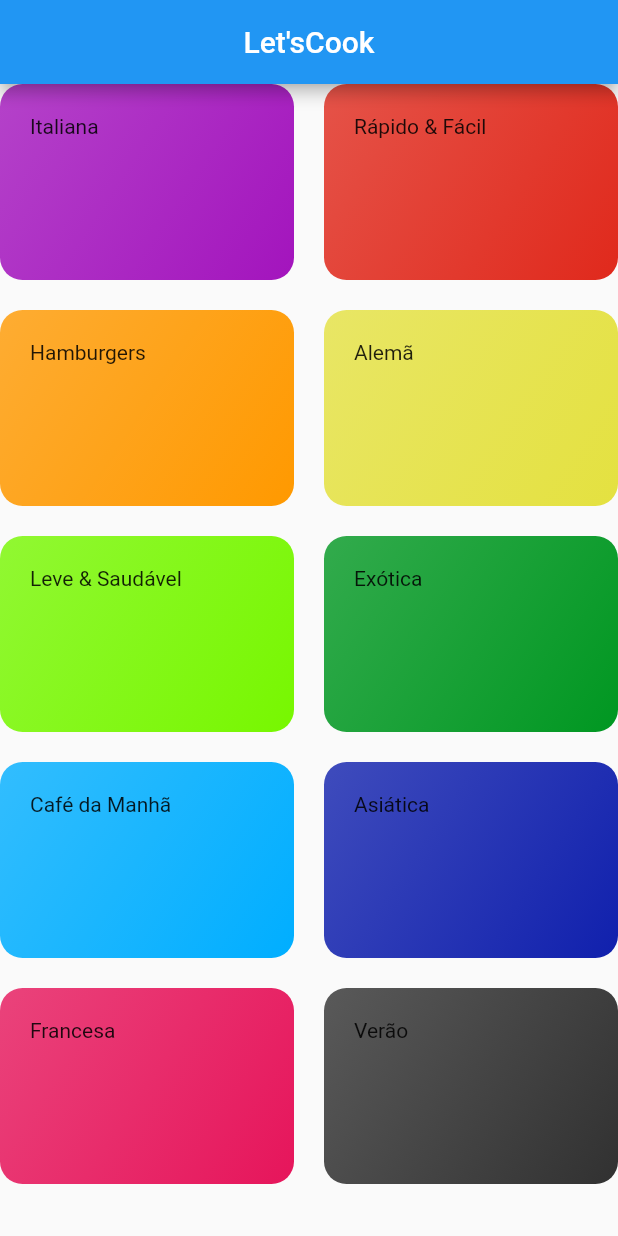
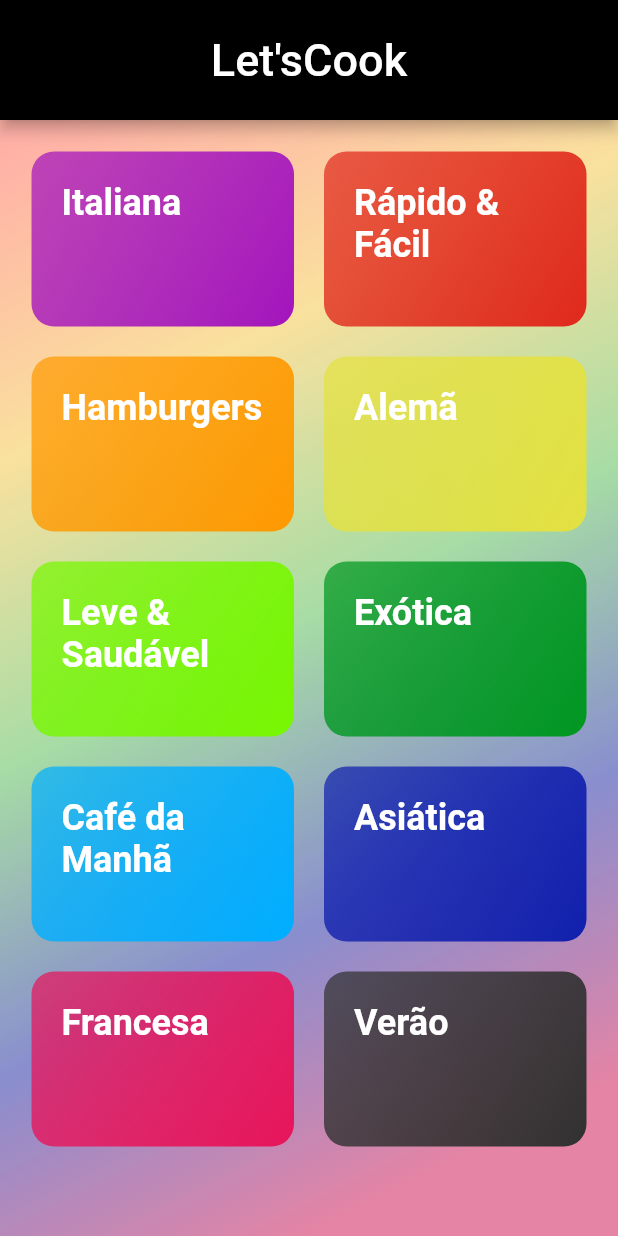
Before and after one commit to gbarth/letsCook, a Flutter app: the screen it shows after launch, on a phone screen of 412 x 824 dp. Run offline on Flutter 3.47's test engine with Material 2 defaults, Android fonts, the phone set to English and light mode, and no system bars; Roboto replaces fonts that are missing (Concert One).

Commit message:
theme and style

```diff
--- a/lib/components/category_item.dart
+++ b/lib/components/category_item.dart
@@ -11,12 +11,18 @@ class CategoryItem extends StatelessWidget {
   Widget build(BuildContext context) {
     return Container(
       padding: const EdgeInsets.all(20),
-      child: Text(category.title),
+      child: Text(
+        category.title,
+        style: const TextStyle(
+          fontSize: 24,
+          fontWeight: FontWeight.bold,
+        ),
+      ),
       decoration: BoxDecoration(
         borderRadius: BorderRadius.circular(15),
         gradient: LinearGradient(
           colors: [
-            category.color.withOpacity(0.8),
+            category.color.withOpacity(0.7),
             category.color,
           ],
           begin: Alignment.topLeft,
--- a/lib/main.dart
+++ b/lib/main.dart
@@ -4,13 +4,25 @@ import 'screens/categories_screen.dart';
 void main() => runApp(MyApp());
 
 class MyApp extends StatelessWidget {
+  const MyApp({Key? key}) : super(key: key);
+
   @override
   Widget build(BuildContext context) {
     return MaterialApp(
       debugShowCheckedModeBanner: false,
-      title: 'Let\'sCook',
+      title: 'LetsCook',
       theme: ThemeData(
-        primarySwatch: Colors.blue,
+        scaffoldBackgroundColor: Colors.transparent,
+        colorScheme: ColorScheme.fromSwatch().copyWith(
+          primary: const Color.fromARGB(255, 0, 0, 0),
+          secondary: const Color.fromARGB(255, 252, 252, 252),
+        ),
+        fontFamily: 'Concert One',
+        textTheme: ThemeData.dark().textTheme.copyWith(
+              titleLarge: const TextStyle(
+                fontSize: 30,
+              ),
+            ),
       ),
       home: const CategoriesScreen(),
     );
--- a/lib/screens/categories_screen.dart
+++ b/lib/screens/categories_screen.dart
@@ -9,11 +9,30 @@ class CategoriesScreen extends StatelessWidget {
 
   @override
   Widget build(BuildContext context) {
-    return Scaffold(
+    return Container(
+      decoration: const BoxDecoration(
+          gradient: LinearGradient(
+        begin: Alignment.topLeft,
+        end: Alignment.bottomRight,
+        stops: [0.1, 0.3, 0.5, 0.7, 0.9],
+        colors: [
+          Color.fromARGB(115, 255, 82, 59),
+          Color.fromARGB(123, 244, 193, 54),
+          Color.fromARGB(120, 67, 181, 63),
+          Color.fromARGB(118, 0, 10, 150),
+          Color.fromARGB(123, 202, 0, 67),
+        ],
+      )),
+      child: Scaffold(
         appBar: AppBar(
-        title: const Center (child: Text('Let\'sCook')),
+          centerTitle: true,
+          toolbarHeight: 80,
+          title: const SizedBox(
+            child: Text('Let\'sCook'),
+          ), //const Center(child: Text('Let\'sCook')),
         ),
         body: GridView(
+          padding: const EdgeInsets.all(21),
           gridDelegate: const SliverGridDelegateWithMaxCrossAxisExtent(
             maxCrossAxisExtent: 200,
             childAspectRatio: 3 / 2,
@@ -24,6 +43,7 @@ class CategoriesScreen extends StatelessWidget {
             return CategoryItem(cat);
           }).toList(),
         ),
+      ),
     );
   }
 }
```
Also changed, not shown: pubspec.yaml (+27 -12 lines), assets/fonts/ConcertOne-Regular.ttf (added), assets/fonts/Raleway-Black.ttf (added), assets/fonts/Raleway-Bold.ttf (added), assets/fonts/Raleway-Regular.ttf (added), assets/fonts/RobotoCondensed-Bold.ttf (added), assets/fonts/RobotoCondensed-Italic.ttf (added), assets/fonts/RobotoCondensed-Light.ttf (added), assets/fonts/RobotoCondensed-Regular.ttf (added), assets/fonts/Shizuru-Regular.ttf (added). Lines whose indentation alone changed are shown as unchanged.
